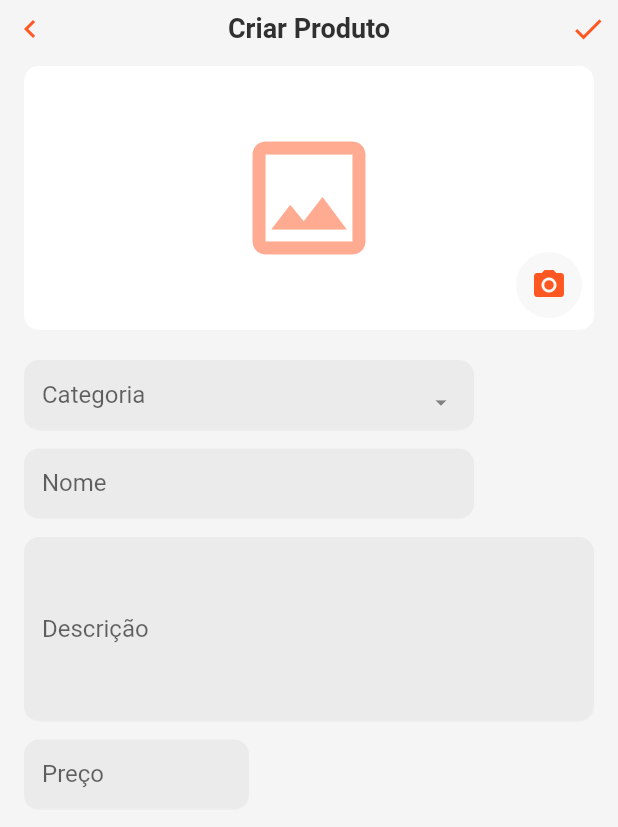
After one commit to rodrigobastosv/my-place-admin-samurai, a Flutter app: the FormProdutoPage screen opened directly, on a phone screen of 412 x 824 dp. The commit adds this screen. Shown: the top 827 px of the screen. Run offline on Flutter 3.47's test engine with Material 2 defaults, Android fonts, the phone set to English and light mode, and no system bars; drawn by our look-alikes of oktoast, select_form_field; our stand-ins replace cloud_firestore, firebase_auth, firebase_core, firebase_storage, flutter_masked_text, image_picker; accounts and stored records are empty; statements that could not run were skipped.

Commit message:
criando listagem e form de produto

```diff
--- /dev/null
+++ b/lib/core/model/produto_model.dart
@@ -0,0 +1,40 @@
+class ProdutoModel {
+  String id;
+  String nome;
+  String descricao;
+  String categoria;
+  String urlImagem;
+  String preco;
+  int quantidade;
+
+  ProdutoModel({
+    this.id,
+    this.nome,
+    this.descricao,
+    this.categoria,
+    this.urlImagem,
+    this.preco,
+    this.quantidade,
+  });
+
+  ProdutoModel.fromJson(String userId, Map<String, dynamic> json) {
+    id = userId;
+    nome = json['nome'];
+    descricao = json['descricao'];
+    categoria = json['categoria'];
+    urlImagem = json['urlImagem'];
+    preco = json['preco'];
+    quantidade = json['quantidade'];
+  }
+
+  Map<String, dynamic> toJson() {
+    final Map<String, dynamic> data = new Map<String, dynamic>();
+    data['nome'] = this.nome;
+    data['descricao'] = this.descricao;
+    data['categoria'] = this.categoria;
+    data['urlImagem'] = this.urlImagem;
+    data['preco'] = this.preco;
+    data['quantidade'] = this.quantidade;
+    return data;
+  }
+}
--- /dev/null
+++ b/lib/core/preco_utils.dart
@@ -0,0 +1,7 @@
+class PrecoUtils {
+  static double getNumeroStringPreco(String preco) => double.parse(preco
+      .replaceAll('R\$', '')
+      .replaceAll(',', '')
+      .replaceAll('.', ',')
+      .trim());
+}
--- a/lib/pages/categoria/lista_categoria_controller.dart
+++ b/lib/pages/categoria/lista_categoria_controller.dart
@@ -1,9 +1,12 @@
 import 'package:cloud_firestore/cloud_firestore.dart';
 import 'package:my_place_admin/core/model/categoria_model.dart';
+import 'package:my_place_admin/core/model/produto_model.dart';
 
 class ListaCategoriaController {
   CollectionReference categoriasRef =
       FirebaseFirestore.instance.collection('categorias');
+  CollectionReference produtosRef =
+      FirebaseFirestore.instance.collection('produtos');
   final Stream<QuerySnapshot> _categoriasStream =
       FirebaseFirestore.instance.collection('categorias').snapshots();
 
@@ -19,7 +22,20 @@ class ListaCategoriaController {
     });
   }
 
+  Future<List<ProdutoModel>> getProdutosCategoria(
+      CategoriaModel categoria) async {
+    final querySnapshot =
+        await produtosRef.where('categoria', isEqualTo: categoria.nome).get();
+    final docs = querySnapshot.docs;
+    return List.generate(
+        docs.length, (i) => ProdutoModel.fromJson(docs[i].id, docs[i].data()));
+  }
+
   Future<void> removeCategoria(CategoriaModel categoria) async {
     await categoriasRef.doc(categoria.id).delete();
+    final produtosCategoria = await getProdutosCategoria(categoria);
+    produtosCategoria.forEach((produto) async {
+      await produtosRef.doc(produto.id).delete();
+    });
   }
 }
--- a/lib/pages/home/home_page.dart
+++ b/lib/pages/home/home_page.dart
@@ -1,6 +1,7 @@
 import 'package:flutter/material.dart';
 import 'package:my_place_admin/core/model/usuario_model.dart';
 import 'package:my_place_admin/pages/categoria/lista_categoria_page.dart';
+import 'package:my_place_admin/pages/produto/lista_produto_page.dart';
 import 'package:my_place_admin/widgets/mp_app_bar.dart';
 import 'package:my_place_admin/widgets/mp_logo.dart';
 
@@ -36,7 +37,7 @@ class HomePage extends StatelessWidget {
             _Button(
               text: 'Produtos',
               iconData: Icons.fastfood,
-              page: Scaffold(),
+              page: ListaProdutoPage(),
             ),
             _Button(
               text: 'Promoções',
--- /dev/null
+++ b/lib/pages/produto/form_produto_controller.dart
@@ -0,0 +1,68 @@
+import 'package:cloud_firestore/cloud_firestore.dart';
+import 'package:firebase_storage/firebase_storage.dart';
+import 'package:image_picker/image_picker.dart';
+import 'package:my_place_admin/core/model/produto_model.dart';
+
+class FormProdutoController {
+  FormProdutoController(this.produto);
+
+  final _categoriasRef = FirebaseFirestore.instance.collection('categorias');
+  final _produtosRef = FirebaseFirestore.instance.collection('produtos');
+
+  ProdutoModel produto;
+  final _firebaseStorage = FirebaseStorage.instance.ref();
+  final _imagePicker = ImagePicker();
+
+  Future<QuerySnapshot> get categoriasFuture => _categoriasRef.get();
+
+  List<String> getCategoriasFromData(List<QueryDocumentSnapshot> docs) {
+    return List.generate(docs.length, (i) {
+      final doc = docs[i];
+      return doc.data()['nome'];
+    });
+  }
+
+  Future<String> escolheESalvaImagem(ImageSource source) async {
+    final arquivo = await _imagePicker.getImage(source: source);
+    if (arquivo != null) {
+      final imagem = await arquivo.readAsBytes();
+      final dataImagem = imagem.buffer.asUint8List();
+      final uploadTask = _firebaseStorage
+          .child('produtos')
+          .child(dataImagem.hashCode.toString())
+          .putData(dataImagem);
+      final onTaskCompletada = await uploadTask.onComplete;
+      final categoriaUrl = await onTaskCompletada.ref.getDownloadURL();
+      return categoriaUrl;
+    }
+    return null;
+  }
+
+  Future<void> salvaProduto() async {
+    if (produto.id != null) {
+      await _produtosRef.doc(produto.id).update(produto.toJson());
+    } else {
+      await _produtosRef.add(produto.toJson());
+    }
+  }
+
+  void setNomeProduto(String nome) {
+    produto.nome = nome;
+  }
+
+  void setDescricaoProduto(String descricao) {
+    produto.descricao = descricao;
+  }
+
+  void setPrecoProduto(String preco) {
+    produto.preco = preco;
+  }
+
+  void setCategoriaProduto(String categoria) {
+    produto.categoria = categoria;
+  }
+
+  void setUrlImagemProduto(String urlImagem) {
+    produto.urlImagem = urlImagem;
+  }
+}
--- /dev/null
+++ b/lib/pages/produto/form_produto_page.dart
@@ -0,0 +1,291 @@
+import 'package:cloud_firestore/cloud_firestore.dart';
+import 'package:flutter/material.dart';
+import 'package:flutter/services.dart';
+import 'package:flutter_masked_text/flutter_masked_text.dart';
+import 'package:image_picker/image_picker.dart';
+import 'package:my_place_admin/core/model/produto_model.dart';
+import 'package:my_place_admin/core/preco_utils.dart';
+import 'package:my_place_admin/widgets/mp_button_icon.dart';
+import 'package:my_place_admin/widgets/mp_loading.dart';
+import 'package:my_place_admin/widgets/toasts/toast_utils.dart';
+import 'package:select_form_field/select_form_field.dart';
+
+import 'form_produto_controller.dart';
+
+class FormProdutoPage extends StatefulWidget {
+  FormProdutoPage(this.produto, {Key key}) : super(key: key);
+
+  final ProdutoModel produto;
+
+  @override
+  _FormProdutoPageState createState() => _FormProdutoPageState();
+}
+
+class _FormProdutoPageState extends State<FormProdutoPage> {
+  final _formKey = GlobalKey<FormState>();
+  MoneyMaskedTextController _precoController;
+  FormProdutoController _controller;
+
+  @override
+  void initState() {
+    _controller = FormProdutoController(
+      widget.produto ?? ProdutoModel(),
+    );
+    _precoController = MoneyMaskedTextController(
+      decimalSeparator: ',',
+      thousandSeparator: '.',
+      leftSymbol: 'R\$',
+    )..text = _controller.produto.preco;
+    super.initState();
+  }
+
+  @override
+  Widget build(BuildContext context) {
+    return Scaffold(
+      body: SafeArea(
+        child: NestedScrollView(
+          headerSliverBuilder: (_, __) {
+            return [
+              SliverAppBar(
+                expandedHeight: 240,
+                collapsedHeight: 40,
+                toolbarHeight: 38,
+                elevation: 0.5,
+                floating: false,
+                pinned: true,
+                title: Text(
+                  _controller.produto.nome == null
+                      ? 'Criar Produto'
+                      : 'Editar Produto',
+                ),
+                leadingWidth: 40,
+                leading: MPButtonIcon(
+                  iconData: Icons.chevron_left,
+                  onTap: () => Navigator.of(context).pop(),
+                ),
+                actions: [
+                  MPButtonIcon(
+                    iconData: Icons.check,
+                    onTap: () async {
+                      final form = _formKey.currentState;
+                      if (form.validate()) {
+                        form.save();
+                        await _controller.salvaProduto();
+                        showSuccessToast('Produto foi salvo');
+                        Navigator.of(context).pop();
+                      }
+                    },
+                  ),
+                ],
+                flexibleSpace: FlexibleSpaceBar(
+                  background: Padding(
+                    padding: EdgeInsets.fromLTRB(16, 44, 16, 20),
+                    child: Stack(
+                      children: [
+                        ClipRRect(
+                          borderRadius: BorderRadius.circular(10),
+                          child: Container(
+                            width: double.maxFinite,
+                            color: Theme.of(context).colorScheme.surface,
+                            child: _controller.produto.urlImagem == null
+                                ? Center(
+                                    child: Icon(
+                                      Icons.image_outlined,
+                                      size: 100,
+                                      color:
+                                          Theme.of(context).primaryColorLight,
+                                    ),
+                                  )
+                                : Hero(
+                                    tag: _controller.produto.id ?? '',
+                                    child: Image.network(
+                                      _controller.produto.urlImagem,
+                                      fit: BoxFit.cover,
+                                    ),
+                                  ),
+                          ),
+                        ),
+                        Positioned(
+                          bottom: 8,
+                          right: 8,
+                          child: Material(
+                            borderRadius: BorderRadius.circular(30),
+                            color: Theme.of(context)
+                                .colorScheme
+                                .background
+                                .withOpacity(.7),
+                            child: PopupMenuButton(
+                              icon: Icon(
+                                Icons.camera_alt,
+                                color: Theme.of(context).primaryColor,
+                              ),
+                              itemBuilder: (_) => [
+                                PopupMenuItem<String>(
+                                  value: 'Camera',
+                                  child: Row(
+                                    children: [
+                                      Icon(
+                                        Icons.photo_camera,
+                                        color: Theme.of(context).primaryColor,
+                                      ),
+                                      SizedBox(width: 8),
+                                      Text(
+                                        'Camera',
+                                      ),
+                                    ],
+                                  ),
+                                ),
+                                PopupMenuItem<String>(
+                                  value: 'Galeria',
+                                  child: Row(
+                                    children: [
+                                      Icon(
+                                        Icons.photo_library,
+                                        color: Theme.of(context).primaryColor,
+                                      ),
+                                      SizedBox(width: 8),
+                                      Text(
+                                        'Galeria',
+                                      ),
+                                    ],
+                                  ),
+                                ),
+                              ],
+                              onSelected: (valor) async {
+                                final urlImagem =
+                                    await _controller.escolheESalvaImagem(
+                                  valor == 'Camera'
+                                      ? ImageSource.camera
+                                      : ImageSource.gallery,
+                                );
+                                setState(() {
+                                  _controller.setUrlImagemProduto(urlImagem);
+                                });
+                              },
+                            ),
+                          ),
+                        ),
+                      ],
+                    ),
+                  ),
+                ),
+              ),
+            ];
+          },
+          body: SingleChildScrollView(
+            child: Padding(
+              padding: const EdgeInsets.symmetric(horizontal: 16),
+              child: FutureBuilder<QuerySnapshot>(
+                future: _controller.categoriasFuture,
+                builder: (_, snapshot) {
+                  if (snapshot.hasData) {
+                    final data = snapshot.data;
+                    final categorias =
+                        _controller.getCategoriasFromData(data.docs);
+                    return Form(
+                      key: _formKey,
+                      child: Column(
+                        crossAxisAlignment: CrossAxisAlignment.start,
+                        children: [
+                          Container(
+                            width: 300,
+                            child: SelectFormField(
+                              initialValue: _controller.produto.categoria,
+                              labelText: 'Categoria',
+                              items: categorias
+                                  .map((categoria) => {
+                                        'value': categoria,
+                                        'label': categoria,
+                                      })
+                                  .toList(),
+                              validator: (categoria) => categoria.isEmpty
+                                  ? 'Campo Obrigatório'
+                                  : null,
+                              onSaved: _controller.setCategoriaProduto,
+                            ),
+                          ),
+                          SizedBox(height: 12),
+                          Container(
+                            width: 300,
+                            child: TextFormField(
+                              initialValue: _controller.produto.nome ?? '',
+                              decoration: InputDecoration(
+                                border: OutlineInputBorder(
+                                  borderRadius: BorderRadius.circular(20),
+                                ),
+                                labelText: 'Nome',
+                                hintText: 'Nome',
+                              ),
+                              validator: (nome) =>
+                                  nome.isEmpty ? 'Campo Obrigatório' : null,
+                              onSaved: _controller.setNomeProduto,
+                            ),
+                          ),
+                          SizedBox(height: 12),
+                          Container(
+                            width: 400,
+                            child: TextFormField(
+                              initialValue: _controller.produto.descricao ?? '',
+                              maxLines: 5,
+                              decoration: InputDecoration(
+                                border: OutlineInputBorder(
+                                  borderRadius: BorderRadius.circular(20),
+                                ),
+                                labelText: 'Descrição',
+                                hintText: 'Descrição',
+                              ),
+                              validator: (descricao) => descricao.isEmpty
+                                  ? 'Campo Obrigatório'
+                                  : null,
+                              onSaved: _controller.setDescricaoProduto,
+                            ),
+                          ),
+                          SizedBox(height: 12),
+                          Container(
+                            width: 150,
+                            child: TextFormField(
+                              controller: _precoController,
+                              inputFormatters: [
+                                FilteringTextInputFormatter.allow(
+                                  RegExp(r"\d+"),
+                                )
+                              ],
+                              decoration: InputDecoration(
+                                border: OutlineInputBorder(
+                                  borderRadius: BorderRadius.circular(20),
+                                ),
+                                labelText: 'Preço',
+                              ),
+                              keyboardType: TextInputType.number,
+                              validator: (preco) {
+                                if (preco == null || preco == 'R\$') {
+                                  return 'Campo Obrigatório';
+                                } else if (PrecoUtils.getNumeroStringPreco(
+                                        preco) ==
+                                    0) {
+                                  return 'O preço do produto não pode ser 0';
+                                }
+                                return null;
+                              },
+                              onSaved: _controller.setPrecoProduto,
+                              onChanged: (preco) =>
+                                  _precoController.text = preco,
+                            ),
+                          ),
+                        ],
+                      ),
+                    );
+                  } else {
+                    return Center(
+                      child: MPLoading(),
+                    );
+                  }
+                },
+              ),
+            ),
+          ),
+        ),
+      ),
+    );
+  }
+}
--- a/pubspec.yaml
+++ b/pubspec.yaml
@@ -29,6 +29,8 @@ dependencies:
   firebase_storage: ^4.0.1
   oktoast: ^2.3.2
   image_picker: ^0.6.7+14
+  flutter_masked_text: ^0.8.0
+  select_form_field: "^1.0.1"
 
 
   # The following adds the Cupertino Icons font to your application.
```
Also changed, not shown: lib/pages/produto/lista_produto_controller.dart (added, +25 -0 lines), lib/pages/produto/lista_produto_page.dart (added, +82 -0 lines), pubspec.lock.
